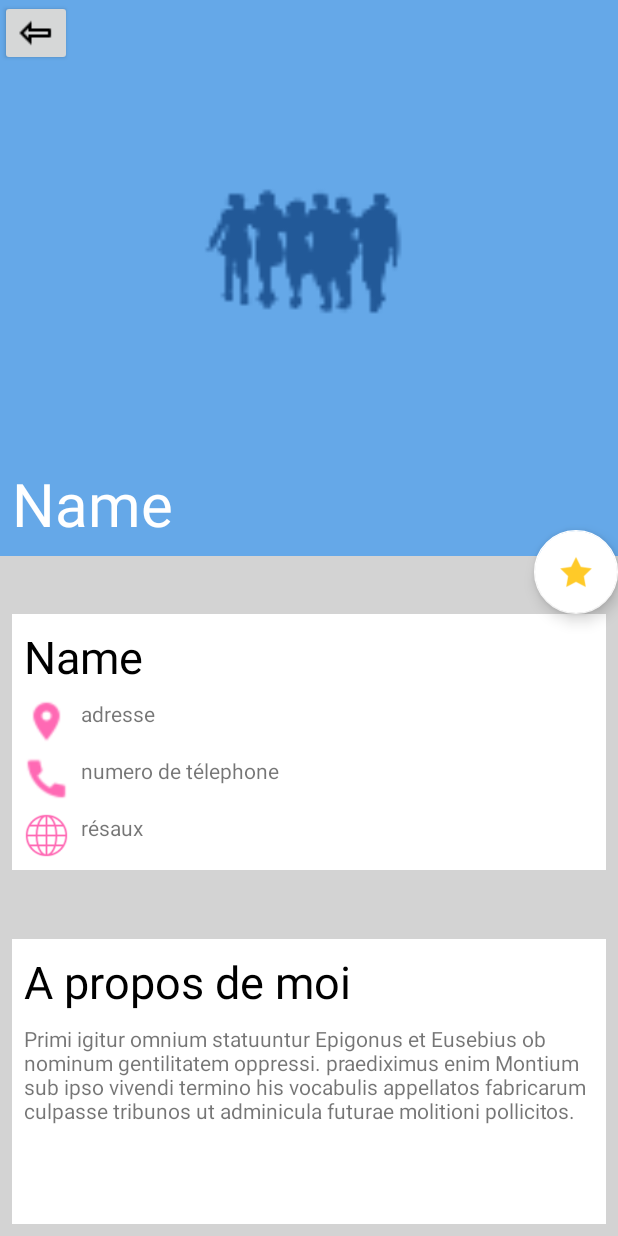
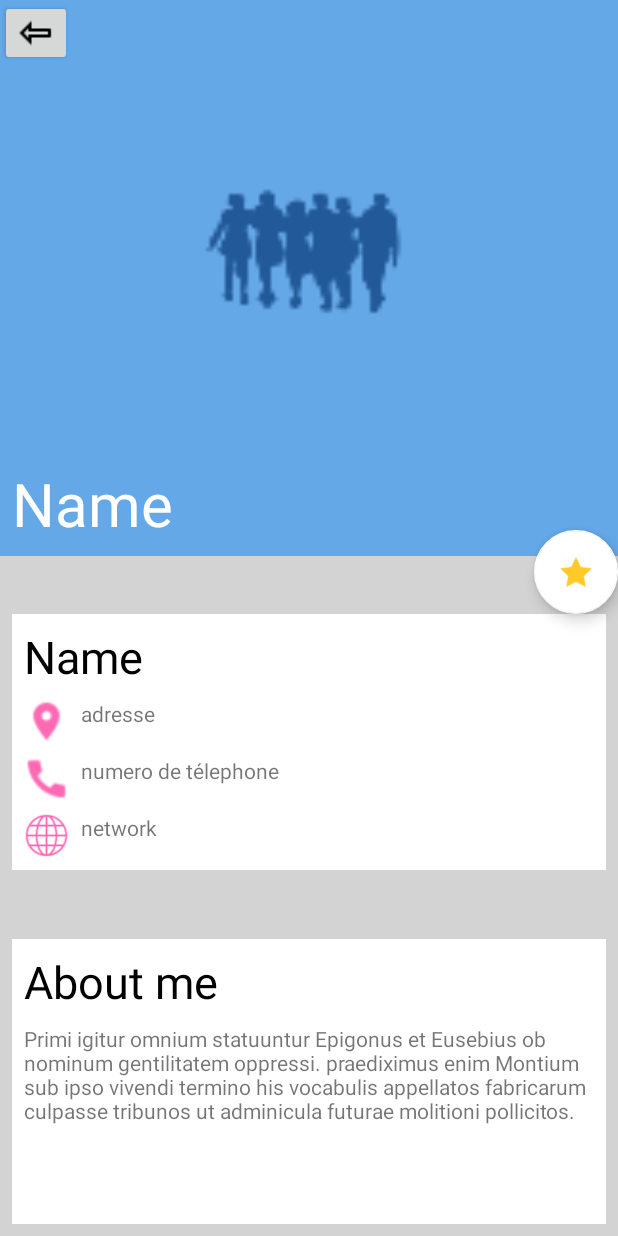
Before and after one commit to clementzentz/Entrevoisins, an Android app: the DetailNeighbourActivity screen opened directly, with no data from a screen before it, on a phone screen of 412 x 824 dp. Run offline under Robolectric (Android 15) with nearby library versions, the phone set to English and light mode, and no system bars; pictures from the network do not load.

```diff
--- a/app/src/main/java/com/openclassrooms/entrevoisins/model/Neighbour.java
+++ b/app/src/main/java/com/openclassrooms/entrevoisins/model/Neighbour.java
@@ -69,10 +69,6 @@ public class Neighbour implements Serializable {
         isFavoris = favoris;
     }
 
-    public void setAvatarUrl(String avatarUrl) {
-        this.avatarUrl = avatarUrl;
-    }
-
     @Override
     public boolean equals(Object o) {
         if (this == o) return true;
--- a/app/src/main/java/com/openclassrooms/entrevoisins/service/DummyNeighbourGenerator.java
+++ b/app/src/main/java/com/openclassrooms/entrevoisins/service/DummyNeighbourGenerator.java
@@ -6,7 +6,7 @@ import java.util.ArrayList;
 import java.util.Arrays;
 import java.util.List;
 
-public abstract class DummyNeighbourGenerator {
+abstract class DummyNeighbourGenerator {
 
     public static List<Neighbour> DUMMY_NEIGHBOURS = Arrays.asList(
             new Neighbour(1, "Caroline", "http://i.pravatar.cc/150?u=a042581f4e29026704d", "+33 6 12 34 56 78"),
--- a/app/src/main/java/com/openclassrooms/entrevoisins/ui/neighbour_list/DetailNeighbourActivity.java
+++ b/app/src/main/java/com/openclassrooms/entrevoisins/ui/neighbour_list/DetailNeighbourActivity.java
@@ -4,7 +4,6 @@ import android.content.Intent;
 import android.support.design.widget.FloatingActionButton;
 import android.support.v7.app.AppCompatActivity;
 import android.os.Bundle;
-import android.view.View;
 import android.widget.ImageButton;
 import android.widget.ImageView;
 import android.widget.TextView;
@@ -34,23 +33,15 @@ public class DetailNeighbourActivity extends AppCompatActivity implements Serial
         initView();
         getIncomingNeighbour();
 
-        retourMainActivity.setOnClickListener(new View.OnClickListener() {
-            @Override
-            public void onClick(View v) {
-                //TODO
-                Intent intent = new Intent();
-                intent.putExtra(AllKeys.INTENT_DETAIL_RETOUR_FAVORIS, mCurrentNeighbour);
-                setResult(RESULT_OK, intent);
-                finish();
-            }
+        retourMainActivity.setOnClickListener(v -> {
+            //TODO
+            Intent intent = new Intent();
+            intent.putExtra(AllKeys.INTENT_DETAIL_RETOUR_FAVORIS, mCurrentNeighbour);
+            setResult(RESULT_OK, intent);
+            finish();
         });
 
-        favorisFAB.setOnClickListener(new View.OnClickListener() {
-            @Override
-            public void onClick(View v) {
-                mCurrentNeighbour.setFavoris(true);
-            }
-        });
+        favorisFAB.setOnClickListener(v -> mCurrentNeighbour.setFavoris(true));
     }
 
     public void getIncomingNeighbour(){
--- a/app/src/main/res/layout/activity_detail_neighbour.xml
+++ b/app/src/main/res/layout/activity_detail_neighbour.xml
@@ -48,7 +48,8 @@
             app:layout_constraintLeft_toLeftOf="parent"
             app:layout_constraintTop_toTopOf="parent"
             android:src="@drawable/arrow_left"
-            android:elevation="2dp">
+            android:elevation="2dp"
+            android:contentDescription="@string/bouton_de_retour">
         </ImageButton>
 
         <ImageView
@@ -56,15 +57,16 @@
             android:layout_width="match_parent"
             android:layout_height="match_parent"
             android:scaleType="centerCrop"
-            android:src="@mipmap/ic_launcher_foreground">
+            android:src="@mipmap/ic_launcher_foreground"
+            android:contentDescription="@string/bigger_neighbour_picture">
         </ImageView>
 
         <TextView
             android:id="@+id/avatar_whiteName_txt"
             android:layout_width="wrap_content"
             android:layout_height="wrap_content"
-            android:text="Name"
-            android:textSize="40dp"
+            android:text="@string/white_name"
+            android:textSize="40sp"
             android:textColor="#fff"
             app:layout_constraintBottom_toBottomOf="parent"
             android:layout_margin="8dp"
@@ -86,11 +88,11 @@
             android:layout_width="wrap_content"
             android:layout_height="wrap_content"
             android:layout_margin="8dp"
-            android:text="Name"
-            android:textSize="30dp"
+            android:text="@string/black_name"
+            android:textSize="30sp"
             android:textColor="#000"
             app:layout_constraintLeft_toLeftOf="parent"
-            app:layout_constraintTop_toTopOf="parent"></TextView>
+            app:layout_constraintTop_toTopOf="parent" />
 
         <ImageView
             android:id="@+id/localisation_img"
@@ -100,16 +102,17 @@
             android:scaleType="centerCrop"
             android:src="@drawable/marker"
             app:layout_constraintLeft_toLeftOf="parent"
-            app:layout_constraintTop_toBottomOf="@id/avatar_blackName_txt"></ImageView>
+            app:layout_constraintTop_toBottomOf="@id/avatar_blackName_txt"
+            android:contentDescription="@string/ping_map_icon" />
 
         <TextView
             android:id="@+id/localisation_txt"
             android:layout_width="wrap_content"
             android:layout_height="wrap_content"
-            android:layout_marginLeft="8dp"
-            android:text="adresse"
+            android:layout_marginStart="8dp"
+            android:text="@string/adresse"
             app:layout_constraintLeft_toRightOf="@id/localisation_img"
-            app:layout_constraintTop_toTopOf="@+id/localisation_img"></TextView>
+            app:layout_constraintTop_toTopOf="@+id/localisation_img" />
 
         <ImageView
             android:id="@+id/phone_img"
@@ -121,17 +124,18 @@
             app:layout_constraintLeft_toLeftOf="parent"
             app:layout_constraintTop_toBottomOf="@id/localisation_img"
             app:layout_constraintStart_toStartOf="@id/localisation_img"
-            tools:layout_editor_absoluteY="102dp"></ImageView>
+            tools:layout_editor_absoluteY="102dp"
+            android:contentDescription="@string/phone_icon" />
 
         <TextView
             android:id="@+id/phone_txt"
             android:layout_width="wrap_content"
             android:layout_height="wrap_content"
-            android:layout_marginLeft="8dp"
-            android:text="numero de télephone"
+            android:layout_marginStart="8dp"
+            android:text="@string/numero_de_telephone"
             app:layout_constraintLeft_toRightOf="@id/phone_img"
             app:layout_constraintTop_toBottomOf="@+id/localisation_txt"
-            app:layout_constraintTop_toTopOf="@id/phone_img"></TextView>
+            app:layout_constraintTop_toTopOf="@id/phone_img" />
 
         <ImageView
             android:id="@+id/internet_img"
@@ -144,17 +148,18 @@
             app:layout_constraintBottom_toBottomOf="parent"
             app:layout_constraintLeft_toLeftOf="parent"
             app:layout_constraintStart_toStartOf="@id/phone_img"
-            app:layout_constraintTop_toBottomOf="@id/phone_img"></ImageView>
+            app:layout_constraintTop_toBottomOf="@id/phone_img"
+            android:contentDescription="@string/network_icon" />
 
         <TextView
             android:id="@+id/textView2"
             android:layout_width="wrap_content"
             android:layout_height="wrap_content"
-            android:layout_marginLeft="8dp"
-            android:text="résaux"
+            android:layout_marginStart="8dp"
+            android:text="@string/network"
             app:layout_constraintLeft_toRightOf="@+id/internet_img"
             app:layout_constraintTop_toBottomOf="@+id/phone_txt"
-            app:layout_constraintTop_toTopOf="@id/internet_img"></TextView>
+            app:layout_constraintTop_toTopOf="@id/internet_img" />
 
     </android.support.constraint.ConstraintLayout>
 
@@ -172,18 +177,18 @@
             android:layout_width="match_parent"
             android:layout_height="wrap_content"
             android:layout_margin="8dp"
-            android:text="A propos de moi"
+            android:text="@string/about_me"
             android:textColor="#000"
-            android:textSize="30dp"
+            android:textSize="30sp"
             app:layout_constraintLeft_toLeftOf="parent"
-            app:layout_constraintTop_toTopOf="parent"></TextView>
+            app:layout_constraintTop_toTopOf="parent" />
 
         <TextView
             android:layout_width="match_parent"
             android:layout_height="wrap_content"
             android:layout_margin="8dp"
-            android:text="Primi igitur omnium statuuntur Epigonus et Eusebius ob nominum gentilitatem oppressi. praediximus enim Montium sub ipso vivendi termino his vocabulis appellatos fabricarum culpasse tribunos ut adminicula futurae molitioni pollicitos."
-            app:layout_constraintTop_toBottomOf="@id/aboutMe_txt"></TextView>
+            android:text="@string/radom_text"
+            app:layout_constraintTop_toBottomOf="@id/aboutMe_txt" />
 
     </android.support.constraint.ConstraintLayout>
 
--- a/app/src/main/res/layout/fragment_neighbour.xml
+++ b/app/src/main/res/layout/fragment_neighbour.xml
@@ -19,7 +19,8 @@
         android:layout_marginBottom="10dp"
         app:layout_constraintBottom_toBottomOf="parent"
         app:layout_constraintStart_toStartOf="parent"
-        app:layout_constraintTop_toTopOf="parent" />
+        app:layout_constraintTop_toTopOf="parent"
+        android:contentDescription="@string/little_neighbour_picture" />
 
     <TextView
         android:id="@+id/item_list_name"
@@ -40,6 +41,7 @@
         app:layout_constraintBottom_toBottomOf="@+id/item_list_name"
         app:layout_constraintEnd_toEndOf="parent"
         app:layout_constraintTop_toTopOf="@+id/item_list_name"
-        app:srcCompat="@drawable/ic_delete_white_24dp" />
+        app:srcCompat="@drawable/ic_delete_white_24dp"
+        android:contentDescription="@string/delete_button" />
 
 </android.support.constraint.ConstraintLayout>
--- a/app/src/main/res/values/strings.xml
+++ b/app/src/main/res/values/strings.xml
@@ -2,4 +2,18 @@
     <string name="app_name">Entrevoisins</string>
     <string name="tab_neighbour_title">My neighbours</string>
     <string name="tab_favorites_title">Favorites</string>
+    <string name="bouton_de_retour">bouton de retour</string>
+    <string name="white_name">Name</string>
+    <string name="bigger_neighbour_picture">bigger neighbour picture</string>
+    <string name="black_name">Name</string>
+    <string name="adresse">adresse</string>
+    <string name="phone_icon">phone icon</string>
+    <string name="ping_map_icon">ping map icon</string>
+    <string name="numero_de_telephone">numero de télephone</string>
+    <string name="network_icon">network icon</string>
+    <string name="radom_text">Primi igitur omnium statuuntur Epigonus et Eusebius ob nominum gentilitatem oppressi. praediximus enim Montium sub ipso vivendi termino his vocabulis appellatos fabricarum culpasse tribunos ut adminicula futurae molitioni pollicitos.</string>
+    <string name="network">network</string>
+    <string name="about_me">About me</string>
+    <string name="little_neighbour_picture">little neighbour picture</string>
+    <string name="delete_button">delete button</string>
 </resources>
```
Also changed, not shown: app/src/main/java/com/openclassrooms/entrevoisins/Entrevoisins.java (deleted, +0 -14 lines), app/src/main/java/com/openclassrooms/entrevoisins/events/DeleteNeighbourEvent.java (deleted, +0 -22 lines), app/src/main/java/com/openclassrooms/entrevoisins/ui/neighbour_list/AllKeys.java (+6 -6 lines), app/src/main/java/com/openclassrooms/entrevoisins/ui/neighbour_list/ListNeighbourActivity.java (+11 -8 lines), app/src/main/java/com/openclassrooms/entrevoisins/ui/neighbour_list/ListNeighbourPagerAdapter.java (+3 -4 lines), app/src/main/java/com/openclassrooms/entrevoisins/ui/neighbour_list/MyNeighbourRecyclerViewAdapter.java (+4 -14 lines), app/src/main/java/com/openclassrooms/entrevoisins/ui/neighbour_list/NeighbourFragment.java (+5 -36 lines), 3 other files.
